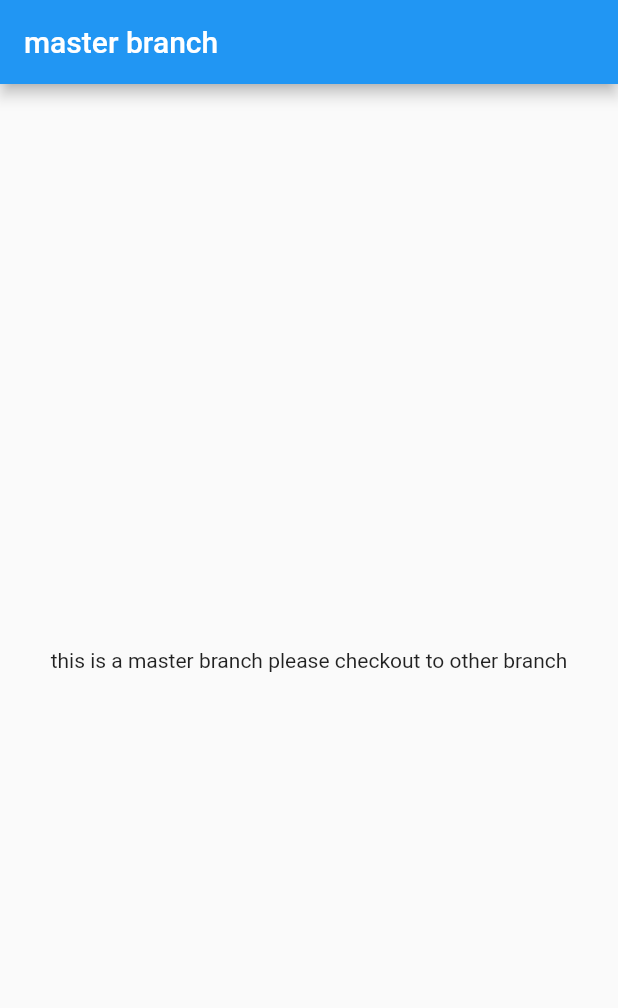
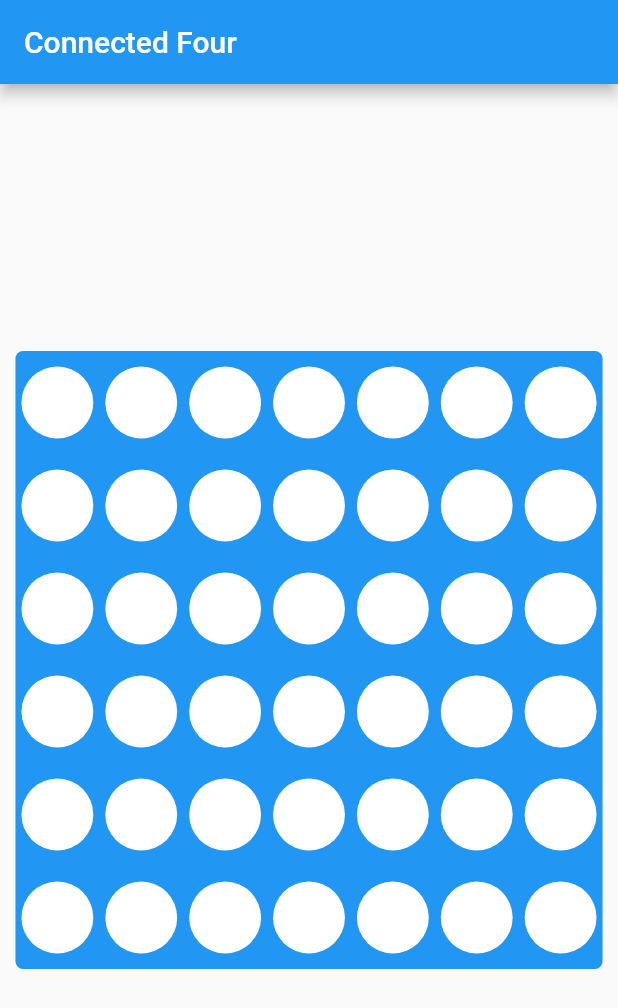
Before and after one commit to Flutterry/flutter-projects, a Flutter app: the screen it shows after launch, on a phone screen of 412 x 824 dp. Shown: the top 1008 px of the screen. Run offline on Flutter 3.47's test engine with Material 2 defaults, Android fonts, the phone set to English and light mode, and no system bars.

Commit message:
design and clickable cells

```diff
--- a/lib/main.dart
+++ b/lib/main.dart
@@ -1,15 +1,14 @@
 import 'package:flutter/material.dart';
-import 'package:flutter_projects/src/screens/screen_home.dart';
+import 'package:flutter_projects/src/screens/game_screen/game_screen.dart';
 
-void main() {
-  runApp(MyApp());
-}
+void main() => runApp(MyApp());
 
 class MyApp extends StatelessWidget {
   @override
   Widget build(BuildContext context) {
     return MaterialApp(
-      home: Home(),
+      debugShowCheckedModeBanner: false,
+      home: GameScreen(),
     );
   }
 }
--- /dev/null
+++ b/lib/src/screens/game_screen/game_screen.dart
@@ -0,0 +1,14 @@
+import 'package:flutter/material.dart';
+import 'package:flutter_projects/src/screens/game_screen/widgets/game_body.dart';
+
+class GameScreen extends StatelessWidget {
+  @override
+  Widget build(BuildContext context) {
+    var deviceSize = MediaQuery.of(context).size;
+
+    return Scaffold(
+      appBar: AppBar(title: Text('Connected Four')),
+      body: GameBody(deviceSize.width * .95, deviceSize.height * .5),
+    );
+  }
+}
--- /dev/null
+++ b/lib/src/screens/game_screen/widgets/cell.dart
@@ -0,0 +1,35 @@
+import 'package:flutter/material.dart';
+
+class Cell extends StatelessWidget {
+  final double width, height;
+  final int value;
+
+  Cell(this.width, this.height, this.value);
+
+  Color getColor() {
+    switch (value) {
+      case 0:
+        return Colors.red;
+        break;
+      case 1:
+        return Colors.yellowAccent;
+        break;
+      default:
+        return Colors.white;
+    }
+  }
+
+  @override
+  Widget build(BuildContext context) {
+    return Center(
+      child: Container(
+        width: width,
+        height: height,
+        decoration: BoxDecoration(
+          shape: BoxShape.circle,
+          color: getColor(),
+        ),
+      ),
+    );
+  }
+}
--- /dev/null
+++ b/lib/src/screens/game_screen/widgets/game_body.dart
@@ -0,0 +1,105 @@
+import 'package:flutter/material.dart';
+import 'package:flutter_projects/src/screens/game_screen/widgets/cell.dart';
+
+class GameBody extends StatefulWidget {
+  final double gameWidth, gameHeight;
+
+  GameBody(this.gameWidth, this.gameHeight);
+
+  @override
+  _GameBodyState createState() => _GameBodyState();
+}
+
+class _GameBodyState extends State<GameBody> {
+  var currentPlayer = true;
+
+  List<List<Tile>> grid =
+      List.generate(6, (x) => List.generate(7, (y) => Tile(y, x, -1)));
+
+  List<List<Tile>> get cols => List.generate(7, (x) => List.generate(6, (y) => grid[y][x]));
+
+  Iterable<Tile> get flatGrid => grid.expand((e) => e);
+
+  @override
+  Widget build(BuildContext context) {
+    var tileWidth = widget.gameWidth / 7;
+    var tileHeight = widget.gameHeight / 6;
+    var margin = 4;
+
+    List<Widget> children = flatGrid
+        .map((e) => Positioned(
+              width: tileWidth,
+              height: tileHeight,
+              left: tileWidth * e.x,
+              top: tileHeight * e.y,
+              child: GestureDetector(
+                onTap: () {
+                  if (!canClick(e)) return;
+                  changeInCol(e.x);
+                },
+                child: Cell(
+                    tileWidth - 2 * margin, tileHeight - 2 * margin, e.value),
+              ),
+            ))
+        .toList();
+
+    return Center(
+      child: Container(
+        decoration: BoxDecoration(
+          borderRadius: BorderRadius.circular(5),
+          color: Colors.blue,
+        ),
+        width: widget.gameWidth,
+        height: widget.gameHeight,
+        child: Stack(children: children),
+      ),
+    );
+  }
+
+  bool canClick(Tile e){
+    return cols[e.x].any((element) => element.value == -1);
+  }
+
+  void changeInCol(int index){
+    var list = cols[index].reversed;
+    var firstNonTile = list.firstWhere((element) => element.value == -1);
+    firstNonTile.value = currentPlayer? 1 : 0;
+    currentPlayer = !currentPlayer;
+    setState(() {});
+  }
+
+  bool checkWinner(List<Tile> tiles){
+    var yellow = 0;
+    var red = 0;
+
+    for(var i  = 0 ; i< tiles.length; i++){
+      if(yellow == 4)
+        return false;
+      if(red == 4)
+        return true;
+
+      if(tiles[i].value == 0){
+        red++;
+        yellow = 0;
+      }
+      if(tiles[i].value == 1){
+        yellow++;
+        red = 0;
+      }
+
+      if(tiles[i].value == -1){
+        red = 0;
+        yellow = 0;
+      }
+
+    }
+
+    return null;
+  }
+}
+
+class Tile {
+  int x, y, value;
+
+  Tile(this.x, this.y, this.value);
+}
--- a/lib/src/screens/screen_home.dart
+++ /dev/null
@@ -1,20 +0,0 @@
-import 'package:flutter/material.dart';
-
-class Home extends StatefulWidget {
-  @override
-  _HomeState createState() => _HomeState();
-}
-
-class _HomeState extends State<Home> {
-  @override
-  Widget build(BuildContext context) {
-    return Scaffold(
-      appBar: AppBar(
-        title: Text('master branch'),
-      ),
-      body: Center(
-        child: Text('this is a master branch please checkout to other branch'),
-      ),
-    );
-  }
-}
```
